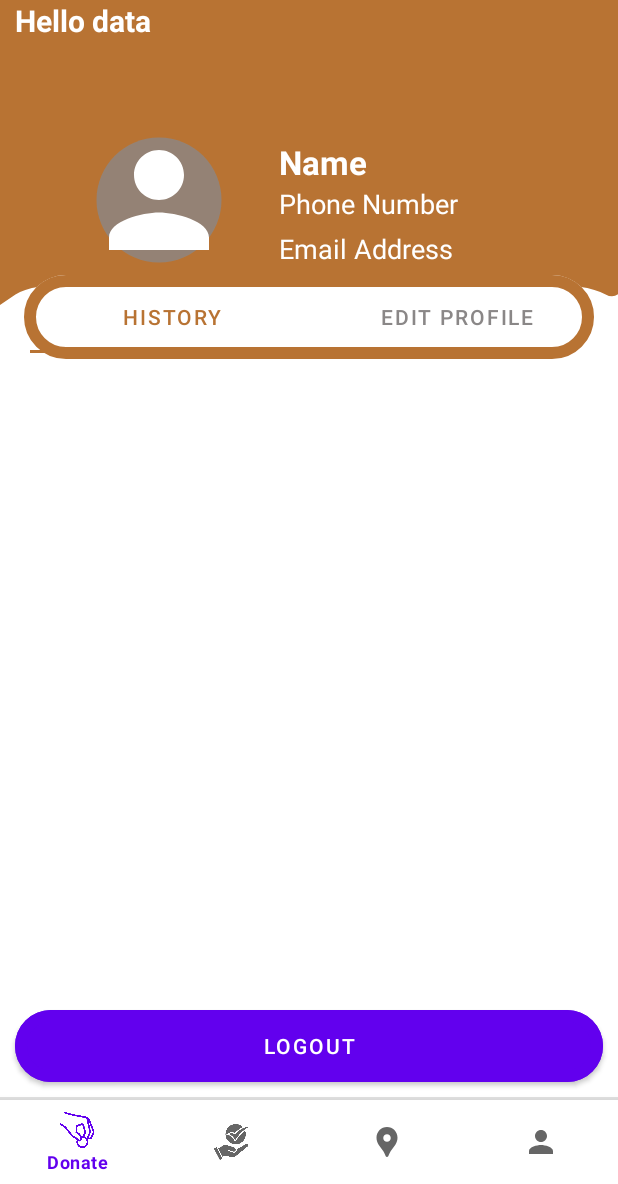
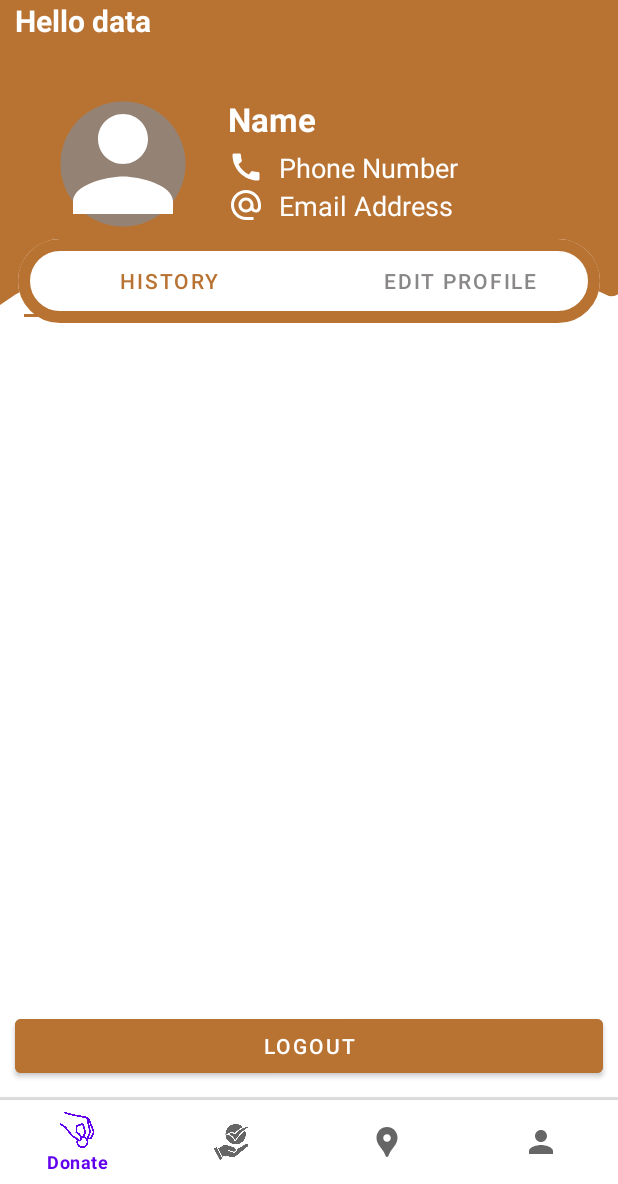
Before and after one commit to shreyagargg/annapurna-food-charity-app, an Android app: the screen it shows after launch once a user with an empty profile is signed in (MainActivity), on a phone screen of 412 x 824 dp, the part 52-1236 px from its top. Run offline under Robolectric (Android 15) with nearby library versions, the phone set to English and light mode, and no system bars; our stand-ins replace Firebase (no records; nobody signed in at launch, a user with empty details on screens opened directly).

Commit message:
thodi si modifications

```diff
--- a/app/src/main/res/layout/fragment_profile.xml
+++ b/app/src/main/res/layout/fragment_profile.xml
@@ -6,18 +6,16 @@
     android:layout_height="match_parent"
     tools:context=".ProfileFragment">
 
-    <!-- Background -->
     <com.example.annpurna.BGFile
         android:layout_width="match_parent"
         android:layout_height="match_parent" />
 
-    <!-- Profile Header -->
     <LinearLayout
         android:id="@+id/profile_header"
         android:layout_width="match_parent"
         android:layout_height="wrap_content"
         android:orientation="vertical"
-        android:padding="16dp">
+        android:padding="12dp">
 
         <RelativeLayout
             android:layout_width="match_parent"
@@ -27,8 +25,8 @@
                 android:id="@+id/profile_image"
                 android:layout_width="100dp"
                 android:layout_height="100dp"
-                android:layout_marginTop="40dp"
-                android:layout_marginStart="40dp"
+                android:layout_marginTop="20dp"
+                android:layout_marginStart="20dp"
                 android:background="@drawable/circle_bg"
                 android:src="@drawable/profile"
                 android:scaleType="centerCrop"
@@ -38,8 +36,8 @@
                 android:id="@+id/profile_name"
                 android:layout_width="wrap_content"
                 android:layout_height="wrap_content"
-                android:layout_marginStart="30dp"
-                android:layout_marginTop="50dp"
+                android:layout_marginStart="20dp"
+                android:layout_marginTop="25dp"
                 android:layout_toEndOf="@id/profile_image"
                 android:text="Name"
                 android:textSize="22sp"
@@ -50,9 +48,11 @@
                 android:id="@+id/profile_number"
                 android:layout_width="wrap_content"
                 android:layout_height="wrap_content"
-                android:layout_marginStart="30dp"
-                android:layout_marginTop="80dp"
+                android:layout_marginStart="20dp"
+                android:layout_marginTop="60dp"
                 android:layout_toEndOf="@id/profile_image"
+                android:drawableLeft="@drawable/phone"
+                android:drawablePadding="10dp"
                 android:text="Phone Number"
                 android:textColor="@color/white"
                 android:textSize="18sp" />
@@ -62,14 +62,16 @@
                 android:layout_width="wrap_content"
                 android:layout_height="wrap_content"
                 android:layout_toEndOf="@id/profile_image"
-                android:layout_marginTop="110dp"
-                android:layout_marginStart="30dp"
+                android:layout_marginTop="85dp"
+                android:layout_marginStart="20dp"
+                android:drawableLeft="@drawable/email"
+                android:drawablePadding="10dp"
                 android:text="Email Address"
+                android:maxLines="2"
                 android:textSize="18sp"
                 android:textColor="@color/white" />
         </RelativeLayout>
 
-        <!-- TabLayout for Fragments -->
         <com.google.android.material.tabs.TabLayout
             android:id="@+id/tabLayout"
             android:layout_width="match_parent"
@@ -109,5 +111,5 @@
         android:layout_gravity="bottom"
         android:text="Logout"
         android:textColor="@color/white"
-        android:background="@drawable/card_bg" />
+        android:backgroundTint="@color/copper" />
 </FrameLayout>
--- a/app/src/main/res/layout/item_donor.xml
+++ b/app/src/main/res/layout/item_donor.xml
@@ -127,11 +127,6 @@
                 android:layout_marginTop="8dp"
                 android:backgroundTint="#00000000" />
 
-            <Spinner
-                android:id="@+id/spinner"
-                android:layout_width="match_parent"
-                android:layout_height="wrap_content"
-                android:layout_marginTop="8dp" />
         </LinearLayout>
     </androidx.cardview.widget.CardView>
 </LinearLayout>
--- a/app/src/main/res/layout/profile_view.xml
+++ b/app/src/main/res/layout/profile_view.xml
@@ -16,8 +16,8 @@
         android:backgroundTint="@color/copper"
         android:src="@drawable/profile" />
 
-        <TextView
-            android:id="@+id/name"
+    <TextView
+        android:id="@+id/name"
             android:layout_width="wrap_content"
             android:layout_height="wrap_content"
             android:layout_gravity="center"
```
